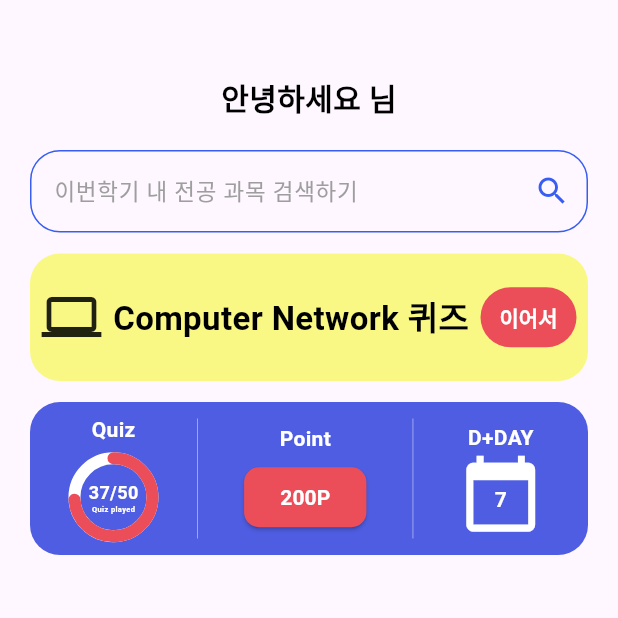
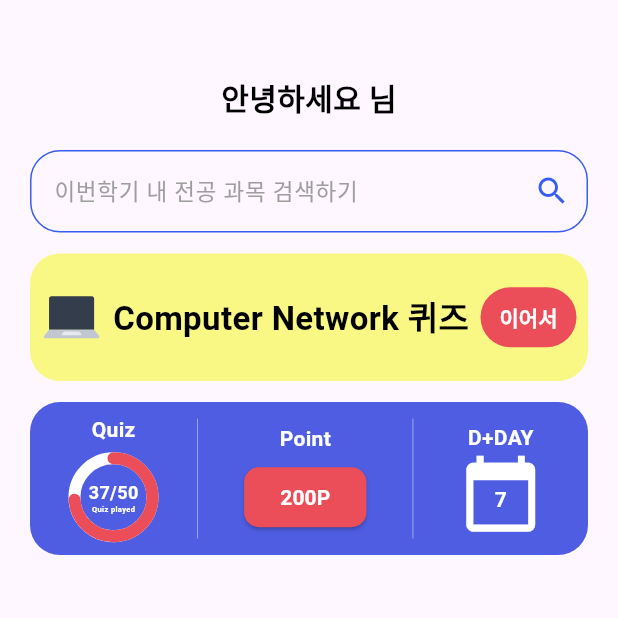
Before and after one commit to yeonhyeeun/teamwork, a Flutter app: the HomePage screen opened directly, on a phone screen of 412 x 824 dp, the top half of it. Run offline on Flutter 3.47's test engine with Material 3 defaults, Android fonts, the phone set to English and light mode, and no system bars; drawn by our look-alikes of animated_flip_counter, percent_indicator; our stand-ins replace cloud_firestore, firebase_auth, firebase_core, fl_chart, flutter_svg, google_fonts and 1 more; accounts and stored records are empty.

Commit message:
add svg image on home page

```diff
--- a/lib/home.dart
+++ b/lib/home.dart
@@ -3,6 +3,7 @@ import 'package:cloud_firestore/cloud_firestore.dart';
 import 'package:firebase_auth/firebase_auth.dart';
 import 'package:flutter/cupertino.dart';
 import 'package:flutter/material.dart';
+import 'package:flutter_svg/svg.dart';
 import 'package:google_fonts/google_fonts.dart';
 import 'package:percent_indicator/circular_percent_indicator.dart';
 import 'package:teamwork/login.dart';
@@ -88,9 +89,10 @@ class _HomePageState extends State<HomePage> {
                   crossAxisAlignment: CrossAxisAlignment.center,
                   mainAxisAlignment: MainAxisAlignment.spaceEvenly,
                   children: [
-                    const Icon(
-                      Icons.computer,
-                      size: 40,
+                    SvgPicture.asset(
+                      'assets/icons/computer.svg',
+                      width: 40,
+                      height: 40,
                     ),
                     Text(
                       // '$lectureList[] 퀴즈', // 작동할 수 있게 user의 lectureList 항목 개별로 가져올 수 있도록
```
